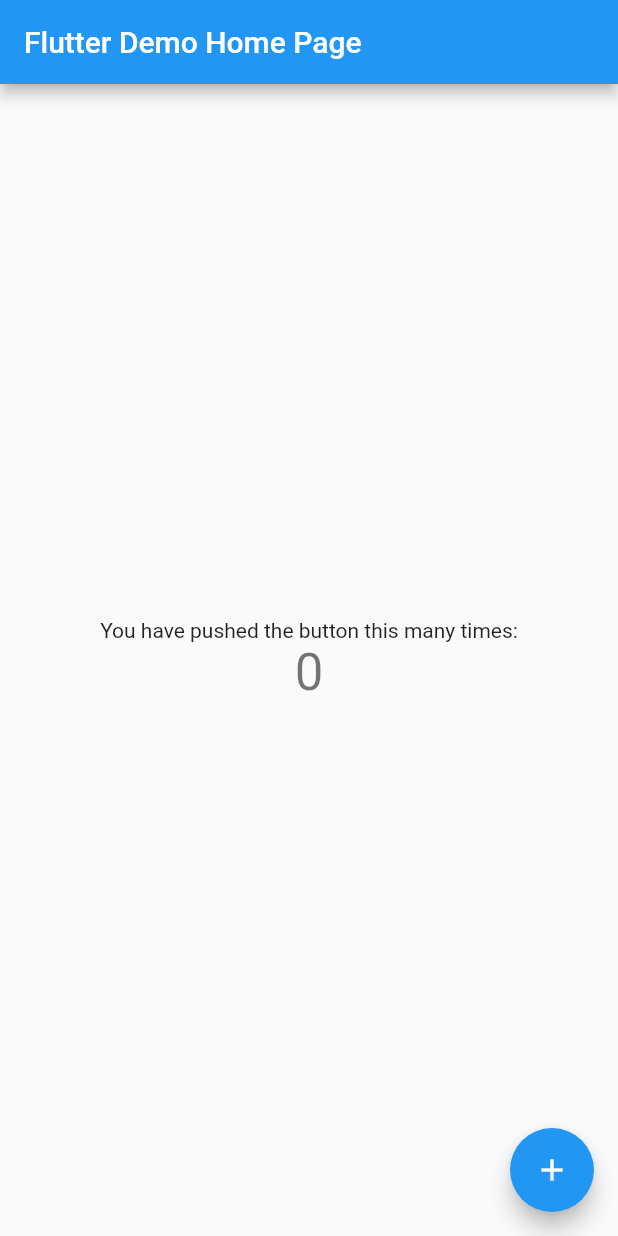
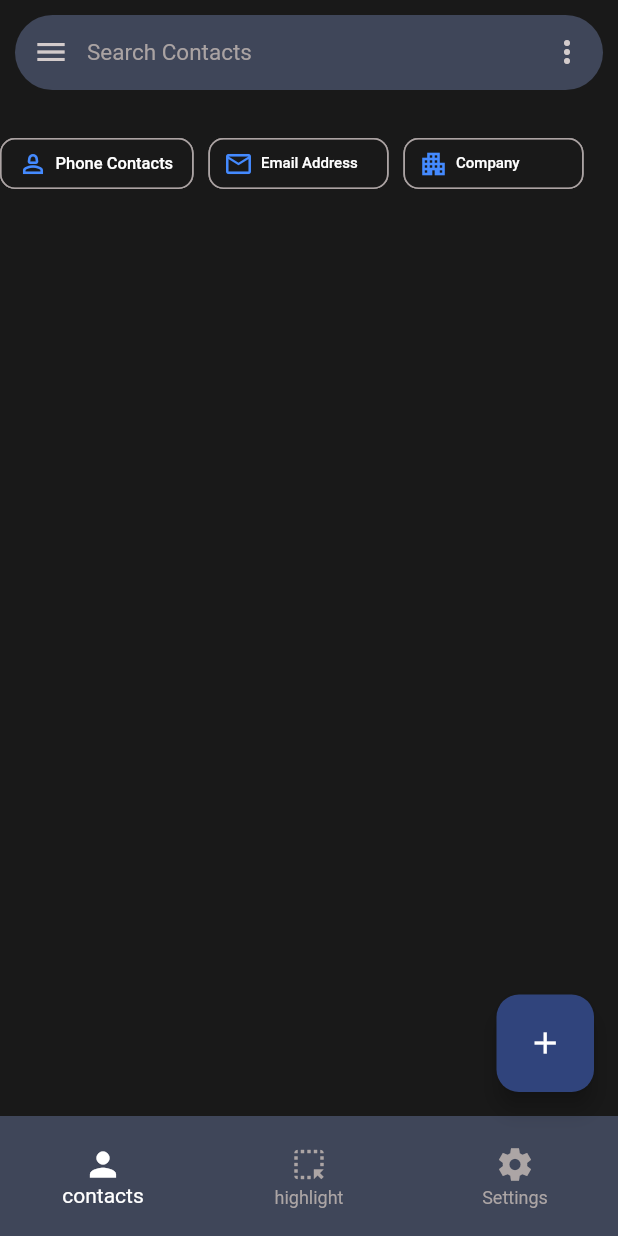
Before and after one commit to varunlohade/houzeoAssignment, a Flutter app: the screen it shows after launch, on a phone screen of 412 x 824 dp. Run offline on Flutter 3.47's test engine with Material 2 defaults, Android fonts, the phone set to English and light mode, and no system bars; our stand-ins replace go_router, hooks_riverpod.

Commit message:
contacts

```diff
--- /dev/null
+++ b/lib/app/pages/home_contact/home_contact.dart
@@ -0,0 +1,188 @@
+import 'package:contacts/constants/style/custom_color.dart';
+import 'package:flutter/material.dart';
+import 'package:hooks_riverpod/hooks_riverpod.dart';
+
+class HomeScreen extends ConsumerStatefulWidget {
+  const HomeScreen({super.key});
+
+  @override
+  ConsumerState<ConsumerStatefulWidget> createState() => _HomeScreenState();
+}
+
+class _HomeScreenState extends ConsumerState<HomeScreen> {
+  @override
+  Widget build(BuildContext context) {
+    return SafeArea(
+      child: Scaffold(
+        bottomNavigationBar: SizedBox(
+          height: 80,
+          child: BottomNavigationBar(
+              elevation: 0,
+              iconSize: 26,
+              selectedItemColor: Colors.white,
+              unselectedItemColor: const Color.fromARGB(255, 172, 165, 165),
+              backgroundColor: const Color(0xff3F4659),
+              items: const [
+                BottomNavigationBarItem(
+                    label: 'contacts', icon: Icon(Icons.person)),
+                BottomNavigationBarItem(
+                    label: 'highlight',
+                    icon: Icon(Icons.highlight_alt_outlined)),
+                BottomNavigationBarItem(
+                    label: 'Settings', icon: Icon(Icons.settings_sharp))
+              ]),
+        ),
+        floatingActionButton: SizedBox(
+          height: 65,
+          width: 65,
+          child: FloatingActionButton(
+            backgroundColor: const Color(0xff30447c),
+            shape:
+                RoundedRectangleBorder(borderRadius: BorderRadius.circular(15)),
+            onPressed: () {},
+            child: const Icon(Icons.add),
+          ),
+        ),
+        backgroundColor: CustomColor.backgroundColor,
+        body: Column(
+          crossAxisAlignment: CrossAxisAlignment.start,
+          children: [
+            Padding(
+              padding: const EdgeInsets.all(10.0),
+              child: Container(
+                height: 50,
+                width: double.infinity,
+                decoration: BoxDecoration(
+                    borderRadius: BorderRadius.circular(30),
+                    color: const Color(0xff3F4659)),
+                child: const TextField(
+                  decoration: InputDecoration(
+                    suffixIcon: Icon(
+                      Icons.more_vert_rounded,
+                      color: Color.fromARGB(255, 211, 203, 203),
+                    ),
+                    prefixIcon: Icon(
+                      Icons.menu,
+                      color: Color.fromARGB(255, 211, 203, 203),
+                    ),
+                    contentPadding: EdgeInsets.symmetric(vertical: 15),
+                    border: InputBorder.none,
+                    hintStyle: TextStyle(
+                        fontSize: 15,
+                        color: Color.fromARGB(255, 170, 163, 163)),
+                    hintText: "Search Contacts",
+                  ),
+                ),
+              ),
+            ),
+            const SizedBox(
+              height: 15,
+            ),
+            SingleChildScrollView(
+              scrollDirection: Axis.horizontal,
+              child: Row(
+                mainAxisAlignment: MainAxisAlignment.center,
+                children: [
+                  Chip(
+                    labelPadding: const EdgeInsets.symmetric(horizontal: 10),
+                    shape: RoundedRectangleBorder(
+                        borderRadius: BorderRadius.circular(10),
+                        side: const BorderSide(
+                            color: Color.fromARGB(173, 189, 179, 179))),
+                    padding: const EdgeInsets.all(1),
+                    backgroundColor: CustomColor.backgroundColor,
+                    label: SizedBox(
+                      width: 105,
+                      child: Row(
+                        mainAxisAlignment: MainAxisAlignment.start,
+                        crossAxisAlignment: CrossAxisAlignment.center,
+                        children: const [
+                          Icon(
+                            Icons.person_2_outlined,
+                            color: Colors.blueAccent,
+                            size: 20,
+                          ),
+                          SizedBox(
+                            width: 5,
+                          ),
+                          Text(
+                            "Phone Contacts",
+                            style: TextStyle(fontSize: 11, color: Colors.white),
+                          ),
+                        ],
+                      ),
+                    ),
+                  ),
+                  const SizedBox(
+                    width: 10,
+                  ),
+                  Chip(
+                    shape: RoundedRectangleBorder(
+                        borderRadius: BorderRadius.circular(10),
+                        side: const BorderSide(
+                            color: Color.fromARGB(173, 189, 179, 179))),
+                    padding: const EdgeInsets.all(1),
+                    backgroundColor: CustomColor.backgroundColor,
+                    label: SizedBox(
+                      width: 100,
+                      child: Row(
+                        mainAxisAlignment: MainAxisAlignment.start,
+                        crossAxisAlignment: CrossAxisAlignment.center,
+                        children: const [
+                          Icon(
+                            Icons.email_outlined,
+                            color: Colors.blueAccent,
+                            size: 20,
+                          ),
+                          SizedBox(
+                            width: 5,
+                          ),
+                          Text(
+                            "Email Address",
+                            style: TextStyle(fontSize: 10, color: Colors.white),
+                          ),
+                        ],
+                      ),
+                    ),
+                  ),
+                  const SizedBox(
+                    width: 10,
+                  ),
+                  Chip(
+                    shape: RoundedRectangleBorder(
+                        borderRadius: BorderRadius.circular(10),
+                        side: const BorderSide(
+                            color: Color.fromARGB(173, 189, 179, 179))),
+                    padding: const EdgeInsets.all(1),
+                    backgroundColor: CustomColor.backgroundColor,
+                    label: SizedBox(
+                      width: 100,
+                      child: Row(
+                        mainAxisAlignment: MainAxisAlignment.start,
+                        crossAxisAlignment: CrossAxisAlignment.center,
+                        children: const [
+                          Icon(
+                            Icons.apartment_outlined,
+                            color: Colors.blueAccent,
+                            size: 20,
+                          ),
+                          SizedBox(
+                            width: 5,
+                          ),
+                          Text(
+                            "Company",
+                            style: TextStyle(fontSize: 10, color: Colors.white),
+                          ),
+                        ],
+                      ),
+                    ),
+                  ),
+                ],
+              ),
+            )
+          ],
+        ),
+      ),
+    );
+  }
+}
--- /dev/null
+++ b/lib/constants/style/custom_color.dart
@@ -0,0 +1,12 @@
+import 'package:flutter/material.dart';
+
+class CustomColor {
+  static const Color darkModeColorScheme = Color(0x00232323);
+  static const Color darkModeTextColor = Color.fromARGB(234, 240, 238, 238);
+  static const Color lightModeColorScheme = Color.fromARGB(234, 240, 238, 238);
+  static const Color lightModeTextColor = Color(0x00232323);
+  static const Color darkModePrimary = Color(0x0075deff);
+  static const Color lightModePrimary = Color(0xFFFFFFFF);
+  static const Color backgroundColor = Color(0xff191919);
+  static const Color bottomNavigationColor = Color(0xff262930);
+}
--- /dev/null
+++ b/lib/constants/style/custom_text.dart
@@ -0,0 +1,9 @@
+import 'package:flutter/material.dart';
+
+class CustomText {
+  static TextTheme get lightTextTheme {
+    return TextTheme(
+
+    );
+  }
+}
--- /dev/null
+++ b/lib/constants/style/theme.dart
@@ -0,0 +1,30 @@
+import 'package:contacts/constants/style/custom_color.dart';
+import 'package:flutter/material.dart';
+
+class CustomTheme {
+  static ThemeData get lightTheme {
+    return ThemeData(
+      primaryColor: CustomColor.lightModePrimary,
+      fontFamily: 'Inter',
+
+      textTheme: const TextTheme(
+        displayMedium: TextStyle(
+            color: CustomColor.lightModeTextColor,
+            fontSize: 60,
+            fontWeight: FontWeight.normal),
+      ),
+    );
+  }
+
+  static ThemeData get darkTheme {
+    return ThemeData(
+      primaryColor: CustomColor.darkModePrimary,
+      textTheme: const TextTheme(
+        displayMedium: TextStyle(
+            color: CustomColor.darkModeTextColor,
+            fontSize: 60,
+            fontWeight: FontWeight.normal),
+      ),
+    );
+  }
+}
--- /dev/null
+++ b/lib/contacts.dart
@@ -0,0 +1,20 @@
+import 'package:contacts/constants/style/theme.dart';
+import 'package:contacts/router/router.dart';
+import 'package:flutter/material.dart';
+import 'package:hooks_riverpod/hooks_riverpod.dart';
+
+class Contacts extends ConsumerWidget {
+  const Contacts({super.key});
+
+  @override
+  Widget build(BuildContext context, WidgetRef ref) {
+    final router = ref.watch(routerProvider);
+    return MaterialApp.router(
+      debugShowCheckedModeBanner: false,
+      themeMode: ThemeMode.dark,
+      theme: CustomTheme.lightTheme,
+      darkTheme: CustomTheme.darkTheme,
+      routerConfig: router,
+    );
+  }
+}
--- a/lib/main.dart
+++ b/lib/main.dart
@@ -1,115 +1,7 @@
+import 'package:contacts/contacts.dart';
 import 'package:flutter/material.dart';
+import 'package:hooks_riverpod/hooks_riverpod.dart';
 
 void main() {
-  runApp(const MyApp());
+  runApp(const ProviderScope(child: Contacts()));
 }
-
-class MyApp extends StatelessWidget {
-  const MyApp({super.key});
-
-  // This widget is the root of your application.
-  @override
-  Widget build(BuildContext context) {
-    return MaterialApp(
-      title: 'Flutter Demo',
-      theme: ThemeData(
-        // This is the theme of your application.
-        //
-        // Try running your application with "flutter run". You'll see the
-        // application has a blue toolbar. Then, without quitting the app, try
-        // changing the primarySwatch below to Colors.green and then invoke
-        // "hot reload" (press "r" in the console where you ran "flutter run",
-        // or simply save your changes to "hot reload" in a Flutter IDE).
-        // Notice that the counter didn't reset back to zero; the application
-        // is not restarted.
-        primarySwatch: Colors.blue,
-      ),
-      home: const MyHomePage(title: 'Flutter Demo Home Page'),
-    );
-  }
-}
-
-class MyHomePage extends StatefulWidget {
-  const MyHomePage({super.key, required this.title});
-
-  // This widget is the home page of your application. It is stateful, meaning
-  // that it has a State object (defined below) that contains fields that affect
-  // how it looks.
-
-  // This class is the configuration for the state. It holds the values (in this
-  // case the title) provided by the parent (in this case the App widget) and
-  // used by the build method of the State. Fields in a Widget subclass are
-  // always marked "final".
-
-  final String title;
-
-  @override
-  State<MyHomePage> createState() => _MyHomePageState();
-}
-
-class _MyHomePageState extends State<MyHomePage> {
-  int _counter = 0;
-
-  void _incrementCounter() {
-    setState(() {
-      // This call to setState tells the Flutter framework that something has
-      // changed in this State, which causes it to rerun the build method below
-      // so that the display can reflect the updated values. If we changed
-      // _counter without calling setState(), then the build method would not be
-      // called again, and so nothing would appear to happen.
-      _counter++;
-    });
-  }
-
-  @override
-  Widget build(BuildContext context) {
-    // This method is rerun every time setState is called, for instance as done
-    // by the _incrementCounter method above.
-    //
-    // The Flutter framework has been optimized to make rerunning build methods
-    // fast, so that you can just rebuild anything that needs updating rather
-    // than having to individually change instances of widgets.
-    return Scaffold(
-      appBar: AppBar(
-        // Here we take the value from the MyHomePage object that was created by
-        // the App.build method, and use it to set our appbar title.
-        title: Text(widget.title),
-      ),
-      body: Center(
-        // Center is a layout widget. It takes a single child and positions it
-        // in the middle of the parent.
-        child: Column(
-          // Column is also a layout widget. It takes a list of children and
-          // arranges them vertically. By default, it sizes itself to fit its
-          // children horizontally, and tries to be as tall as its parent.
-          //
-          // Invoke "debug painting" (press "p" in the console, choose the
-          // "Toggle Debug Paint" action from the Flutter Inspector in Android
-          // Studio, or the "Toggle Debug Paint" command in Visual Studio Code)
-          // to see the wireframe for each widget.
-          //
-          // Column has various properties to control how it sizes itself and
-          // how it positions its children. Here we use mainAxisAlignment to
-          // center the children vertically; the main axis here is the vertical
-          // axis because Columns are vertical (the cross axis would be
-          // horizontal).
-          mainAxisAlignment: MainAxisAlignment.center,
-          children: <Widget>[
-            const Text(
-              'You have pushed the button this many times:',
-            ),
-            Text(
-              '$_counter',
-              style: Theme.of(context).textTheme.headlineMedium,
-            ),
-          ],
-        ),
-      ),
-      floatingActionButton: FloatingActionButton(
-        onPressed: _incrementCounter,
-        tooltip: 'Increment',
-        child: const Icon(Icons.add),
-      ), // This trailing comma makes auto-formatting nicer for build methods.
-    );
-  }
-}
--- /dev/null
+++ b/lib/models/contact_model.dart
@@ -0,0 +1,14 @@
+class Contact {
+  final String contactName;
+  final String contactSirName;
+  final String companyName;
+  final int phoneNumber;
+  final String emailAddress;
+  Contact({
+    required this.contactName,
+    required this.contactSirName,
+    required this.companyName,
+    required this.phoneNumber,
+    required this.emailAddress,
+  });
+}
--- /dev/null
+++ b/lib/router/router.dart
@@ -0,0 +1,15 @@
+import 'package:contacts/app/pages/home_contact/home_contact.dart';
+import 'package:go_router/go_router.dart';
+import 'package:hooks_riverpod/hooks_riverpod.dart';
+
+final routerProvider = Provider<GoRouter>((ref) {
+  return GoRouter(initialLocation: '/home', debugLogDiagnostics: true, routes: [
+    GoRoute(
+      path: '/home',
+      pageBuilder: (context, state) => NoTransitionPage(
+          key: state.pageKey,
+          restorationId: state.pageKey.value,
+          child: const HomeScreen()),
+    )
+  ]);
+});
```
Also changed, not shown: pubspec.yaml (+7 -7 lines), assets/fonts/font_inter.ttf (added), pubspec.lock.
